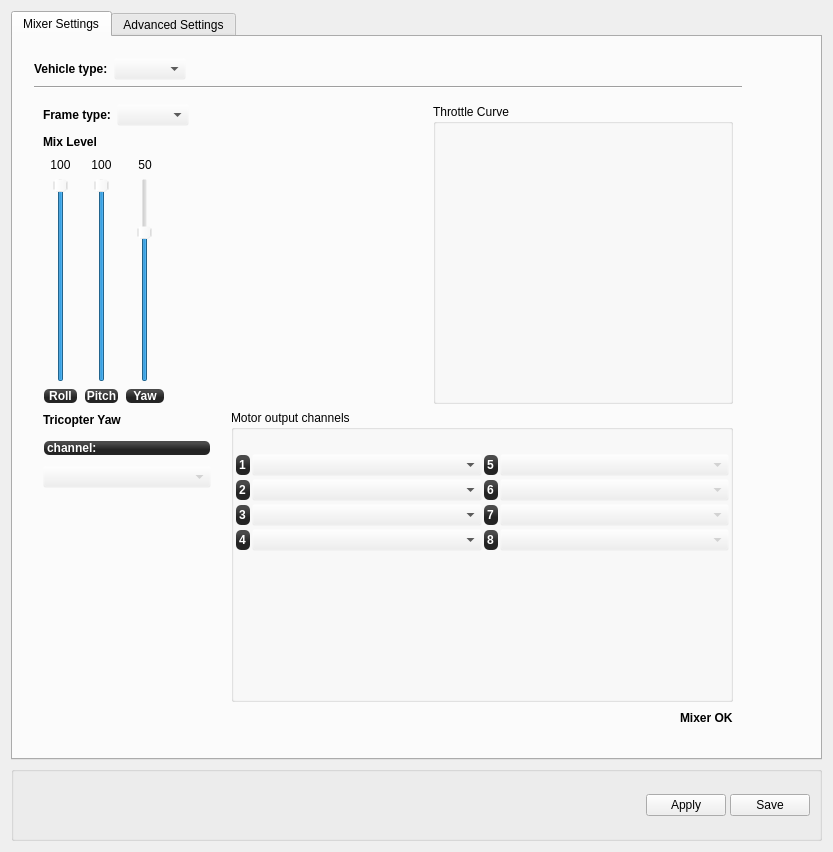
Qt form ground/openpilotgcs/src/plugins/config/airframe.ui (openpilot/OpenPilot) before a commit.
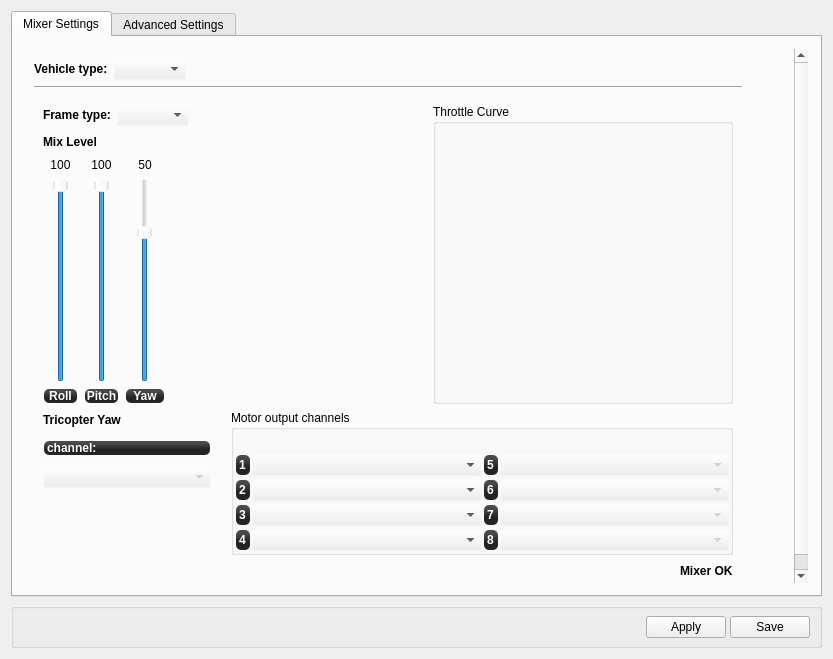
The same form after that commit. Icons and pictures are not drawn. Custom widgets are drawn as their Qt base class.

Commit message: fixed save area in all forms, shrunk down the output form upper groupbox a bit

The edit to the form file:
```diff
--- a/ground/openpilotgcs/src/plugins/config/airframe.ui
+++ b/ground/openpilotgcs/src/plugins/config/airframe.ui
@@ -7,7 +7,7 @@
     <x>0</x>
     <y>0</y>
     <width>833</width>
-    <height>852</height>
+    <height>659</height>
    </rect>
   </property>
   <property name="windowTitle">
@@ -119,8 +119,8 @@
            <rect>
             <x>0</x>
             <y>0</y>
-            <width>779</width>
-            <height>691</height>
+            <width>778</width>
+            <height>584</height>
            </rect>
           </property>
           <layout class="QGridLayout" name="gridLayout_2">
@@ -3101,20 +3101,30 @@
      <property name="minimumSize">
       <size>
        <width>0</width>
-       <height>75</height>
+       <height>45</height>
+      </size>
+     </property>
+     <property name="maximumSize">
+      <size>
+       <width>16777215</width>
+       <height>45</height>
       </size>
      </property>
      <property name="title">
       <string/>
      </property>
-     <layout class="QVBoxLayout" name="verticalLayout">
-      <item>
        <layout class="QHBoxLayout" name="horizontalLayout_2">
         <property name="spacing">
          <number>4</number>
         </property>
-        <property name="sizeConstraint">
-         <enum>QLayout::SetFixedSize</enum>
+      <property name="leftMargin">
+       <number>12</number>
+      </property>
+      <property name="topMargin">
+       <number>0</number>
+      </property>
+      <property name="bottomMargin">
+       <number>0</number>
         </property>
         <item>
          <spacer name="horizontalSpacer_10">
@@ -3123,8 +3133,8 @@
           </property>
           <property name="sizeHint" stdset="0">
            <size>
-            <width>40</width>
-            <height>10</height>
+          <width>607</width>
+          <height>13</height>
            </size>
           </property>
          </spacer>
@@ -3139,8 +3149,8 @@
           </property>
           <property name="maximumSize">
            <size>
-            <width>32</width>
-            <height>32</height>
+          <width>25</width>
+          <height>26</height>
            </size>
           </property>
           <property name="toolTip">
@@ -3155,8 +3165,8 @@
           </property>
           <property name="iconSize">
            <size>
-            <width>32</width>
-            <height>32</height>
+          <width>25</width>
+          <height>25</height>
            </size>
           </property>
           <property name="flat">
@@ -3183,8 +3193,6 @@
            <string>Save</string>
           </property>
          </widget>
-        </item>
-       </layout>
       </item>
      </layout>
     </widget>
```
Left out of the diff: 4 changed lines with no effect on the pictures. Lines whose indentation alone changed are shown as unchanged. The commit also changes 6 other files.
